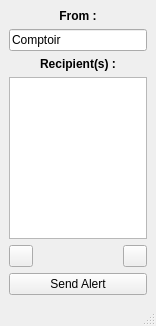
Old version of the form CasterAlertSender/ui/casteralertsendergui.ui in the repository redkite1/caster-alert.
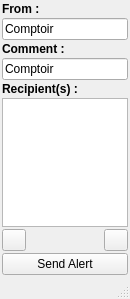
New version of the form. Icons and pictures are not drawn.

Commit message: - Added comment - Cleanning source

Patch:
```diff
--- a/CasterAlertSender/ui/casteralertsendergui.ui
+++ b/CasterAlertSender/ui/casteralertsendergui.ui
@@ -6,8 +6,8 @@
    <rect>
     <x>0</x>
     <y>0</y>
-    <width>156</width>
-    <height>326</height>
+    <width>130</width>
+    <height>299</height>
    </rect>
   </property>
   <property name="windowTitle">
@@ -19,6 +19,12 @@
   </property>
   <widget class="QWidget" name="centralwidget">
    <layout class="QVBoxLayout" name="verticalLayout">
+    <property name="spacing">
+     <number>2</number>
+    </property>
+    <property name="margin">
+     <number>2</number>
+    </property>
     <item>
      <widget class="QLabel" name="label_2">
       <property name="font">
@@ -31,13 +37,31 @@
       <property name="text">
        <string>From :</string>
       </property>
-      <property name="alignment">
-       <set>Qt::AlignCenter</set>
+     </widget>
+    </item>
+    <item>
+     <widget class="QLineEdit" name="fromLE">
+      <property name="text">
+       <string>Comptoir</string>
       </property>
      </widget>
     </item>
     <item>
-     <widget class="QLineEdit" name="fromField">
+     <widget class="QLabel" name="label_3">
+      <property name="font">
+       <font>
+        <weight>75</weight>
+        <bold>true</bold>
+        <underline>false</underline>
+       </font>
+      </property>
+      <property name="text">
+       <string>Comment :</string>
+      </property>
+     </widget>
+    </item>
+    <item>
+     <widget class="QLineEdit" name="commentLE">
       <property name="text">
        <string>Comptoir</string>
       </property>
@@ -55,9 +79,6 @@
       <property name="text">
        <string>Recipient(s) :</string>
       </property>
-      <property name="alignment">
-       <set>Qt::AlignCenter</set>
-      </property>
      </widget>
     </item>
     <item>
```
Left out of the diff: 16 changed lines with no effect on the pictures. The commit also changes 4 other files.
